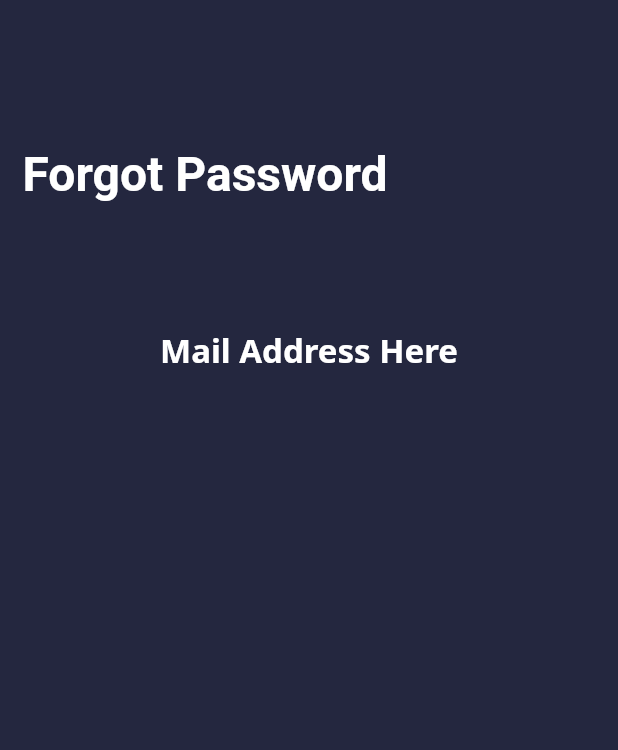
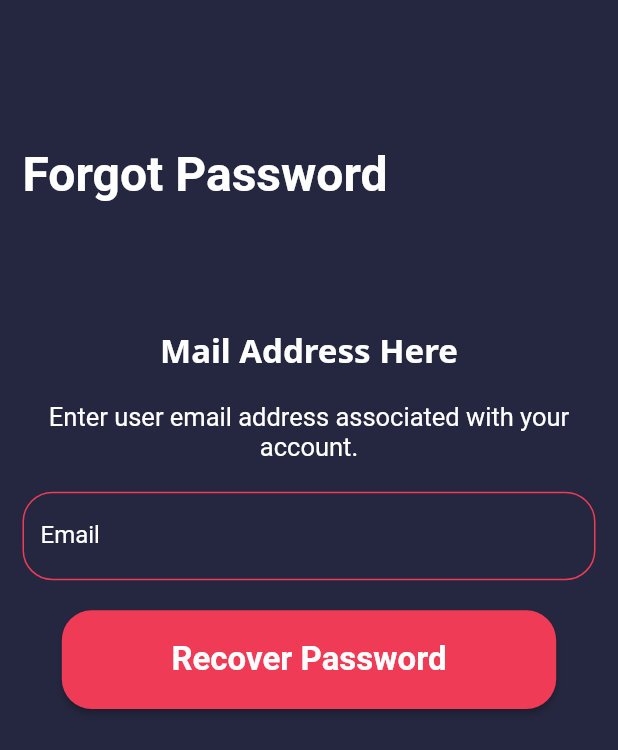
Before and after one commit to MuhammedNihalcp/social_media_app, a Flutter app: the screen it shows after launch, after a tap on "Forgot Password", on a phone screen of 412 x 824 dp. Shown: the top 750 px of the screen. Run offline on Flutter 3.47's test engine with Material 2 defaults, Android fonts, the phone set to English and light mode, and no system bars; our stand-ins replace google_fonts.

Commit message:
complete forgot password

```diff
--- a/lib/Screen/auth/forget_password/controller/forgot_password_controller.dart
+++ b/lib/Screen/auth/forget_password/controller/forgot_password_controller.dart
@@ -0,0 +1,17 @@
+import 'package:flutter/material.dart';
+
+class ForgotController extends ChangeNotifier{
+  TextEditingController emailcontroller = TextEditingController();
+
+  String? emailValdation(String? value) {
+    if (value == null || value.isEmpty) {
+      return 'Please enter your email';
+    } else if (!RegExp(
+            r'^(([^<>()[\]\\.,;:\s@\"]+(\.[^<>()[\]\\.,;:\s@\"]+)*)|(\".+\"))@((\[[0-9]{1,3}\.[0-9]{1,3}\.[0-9]{1,3}\.[0-9]{1,3}\])|(([a-zA-Z\-0-9]+\.)+[a-zA-Z]{2,}))$')
+        .hasMatch(value)) {
+      return 'Invalid email , please enter correct email';
+    } else {
+      return null;
+    }
+  }
+}
--- a/lib/Screen/auth/forget_password/view/forgot_password_view.dart
+++ b/lib/Screen/auth/forget_password/view/forgot_password_view.dart
@@ -1,14 +1,21 @@
+import 'dart:developer';
+
 import 'package:flutter/material.dart';
 import 'package:google_fonts/google_fonts.dart';
+import 'package:provider/provider.dart';
+import 'package:social_media_app/Screen/auth/forget_password/controller/forgot_password_controller.dart';
 import 'package:social_media_app/Screen/auth/forget_password/view/widget/forgot_screens_head_text.dart';
 import 'package:social_media_app/core/const_color.dart';
+import 'package:social_media_app/core/const_style.dart';
+import 'package:social_media_app/util/TextFormFieldWidget/text_form_field_widget.dart';
 import 'package:social_media_app/util/auth_head_text/auth_head_text.dart';
 
 class ScreenForgotPassword extends StatelessWidget {
-  const ScreenForgotPassword(
-      {super.key, required this.width, required this.height});
+  ScreenForgotPassword({super.key, required this.width, required this.height});
   final double width;
   final double height;
+
+  final formkey = GlobalKey<FormState>();
   @override
   Widget build(BuildContext context) {
     return Scaffold(
@@ -16,6 +23,9 @@ class ScreenForgotPassword extends StatelessWidget {
       body: SafeArea(
         child: Padding(
           padding: const EdgeInsets.all(15.0),
+          child: Consumer<ForgotController>(
+            builder: (context, value, child) => Form(
+              key: formkey,
               child: Column(
                 children: [
                   SizedBox(
@@ -29,8 +39,53 @@ class ScreenForgotPassword extends StatelessWidget {
                   ),
                   const ForgotScreensHeadText(
                     text: 'Mail Address Here',
-              )
+                  ),
+                  kheight20,
+                  const Text(
+                    'Enter user email address associated with your account.',
+                    textAlign: TextAlign.center,
+                    style: TextStyle(
+                      color: colorWhith,
+                      fontWeight: FontWeight.w400,
+                      fontSize: 17,
+                    ),
+                  ),
+                  kheight20,
+                  TextFormFieldWidget(
+                    labelText: 'Email',
+                    keyboardType: TextInputType.emailAddress,
+                    controller: value.emailcontroller,
+                    validator: (email) {
+                      return value.emailValdation(email);
+                    },
+                  ),
+                  kheight20,
+                  ElevatedButton(
+                    style: ButtonStyle(
+                      backgroundColor:
+                          MaterialStateProperty.all(authbuttoncolor),
+                      fixedSize: MaterialStateProperty.all(
+                        Size(width * 0.8, height * 0.08),
+                      ),
+                      shape: MaterialStateProperty.all<RoundedRectangleBorder>(
+                        RoundedRectangleBorder(
+                          borderRadius: BorderRadius.circular(20),
+                        ),
+                      ),
+                    ),
+                    onPressed: () {
+                      if (formkey.currentState!.validate()) {
+                        log('otp enabled');
+                      }
+                    },
+                    child: const Text(
+                      'Recover Password',
+                      style: authButtonTextStyle,
+                    ),
+                  ),
                 ],
+              ),
+            ),
           ),
         ),
       ),
--- a/lib/main.dart
+++ b/lib/main.dart
@@ -1,5 +1,6 @@
 import 'package:flutter/material.dart';
 import 'package:provider/provider.dart';
+import 'package:social_media_app/Screen/auth/forget_password/controller/forgot_password_controller.dart';
 import 'package:social_media_app/Screen/auth/login_screen/controller/login_controller.dart';
 import 'package:social_media_app/Screen/auth/login_screen/view/login_view.dart';
 import 'package:social_media_app/Screen/auth/sign_up_screen/controller/sign_up_controller.dart';
@@ -18,6 +19,7 @@ class MyApp extends StatelessWidget {
       providers: [
         ChangeNotifierProvider(create: (context) => SignUPController()),
         ChangeNotifierProvider(create: (context) => LoginController()),
+        ChangeNotifierProvider(create: (context) => ForgotController()),
       ],
       child: MaterialApp(
         debugShowCheckedModeBanner: false,
```
Lines whose indentation alone changed are shown as unchanged.
